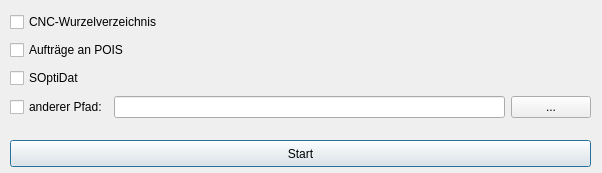
Above: dialog_leere_unterurdner_entfernen.ui from TischlerWilly/barcode_to_csv before the change. Below: the same form after it.
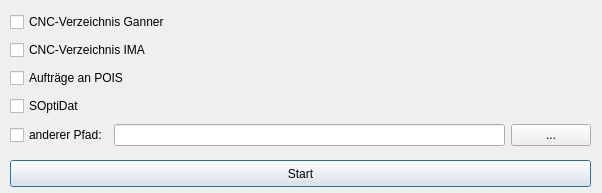
That is the form after the change.

What changed in the file:
```diff
--- a/dialog_leere_unterurdner_entfernen.ui
+++ b/dialog_leere_unterurdner_entfernen.ui
@@ -10,7 +10,7 @@
     <x>0</x>
     <y>0</y>
     <width>602</width>
-    <height>173</height>
+    <height>193</height>
    </rect>
   </property>
   <property name="windowTitle">
@@ -20,7 +20,7 @@
    <property name="geometry">
     <rect>
      <x>10</x>
-     <y>140</y>
+     <y>160</y>
      <width>581</width>
      <height>27</height>
     </rect>
@@ -29,54 +29,61 @@
     <string>Start</string>
    </property>
   </widget>
-  <widget class="QWidget" name="">
+  <widget class="QWidget" name="layoutWidget">
    <property name="geometry">
     <rect>
      <x>10</x>
      <y>10</y>
      <width>581</width>
-     <height>113</height>
+     <height>141</height>
     </rect>
    </property>
    <layout class="QGridLayout" name="gridLayout">
-    <item row="0" column="0" colspan="2">
-     <widget class="QCheckBox" name="checkBox_cnc">
-      <property name="text">
-       <string>CNC-Wurzelverzeichnis</string>
-      </property>
-     </widget>
-    </item>
-    <item row="2" column="0">
-     <widget class="QCheckBox" name="checkBox_soptidat">
-      <property name="text">
-       <string>SOptiDat</string>
-      </property>
-     </widget>
-    </item>
-    <item row="3" column="0">
-     <widget class="QCheckBox" name="checkBox_anderer_pfad">
-      <property name="text">
-       <string>anderer Pfad:</string>
-      </property>
-     </widget>
-    </item>
-    <item row="3" column="1">
-     <widget class="QLineEdit" name="lineEdit_anderer_pfad"/>
-    </item>
-    <item row="3" column="2">
+    <item row="4" column="2">
      <widget class="QPushButton" name="pushButton_anderer_pfad">
       <property name="text">
        <string>...</string>
       </property>
      </widget>
     </item>
-    <item row="1" column="0" colspan="2">
+    <item row="2" column="0" colspan="2">
      <widget class="QCheckBox" name="checkBox_an_pios">
       <property name="text">
        <string>Aufträge an POIS</string>
       </property>
      </widget>
     </item>
+    <item row="4" column="0">
+     <widget class="QCheckBox" name="checkBox_anderer_pfad">
+      <property name="text">
+       <string>anderer Pfad:</string>
+      </property>
+     </widget>
+    </item>
+    <item row="3" column="0">
+     <widget class="QCheckBox" name="checkBox_soptidat">
+      <property name="text">
+       <string>SOptiDat</string>
+      </property>
+     </widget>
+    </item>
+    <item row="4" column="1">
+     <widget class="QLineEdit" name="lineEdit_anderer_pfad"/>
+    </item>
+    <item row="0" column="0" colspan="2">
+     <widget class="QCheckBox" name="checkBox_cnc">
+      <property name="text">
+       <string>CNC-Verzeichnis Ganner</string>
+      </property>
+     </widget>
+    </item>
+    <item row="1" column="0" colspan="2">
+     <widget class="QCheckBox" name="checkBox_cnc2">
+      <property name="text">
+       <string>CNC-Verzeichnis IMA</string>
+      </property>
+     </widget>
+    </item>
    </layout>
   </widget>
  </widget>
```
